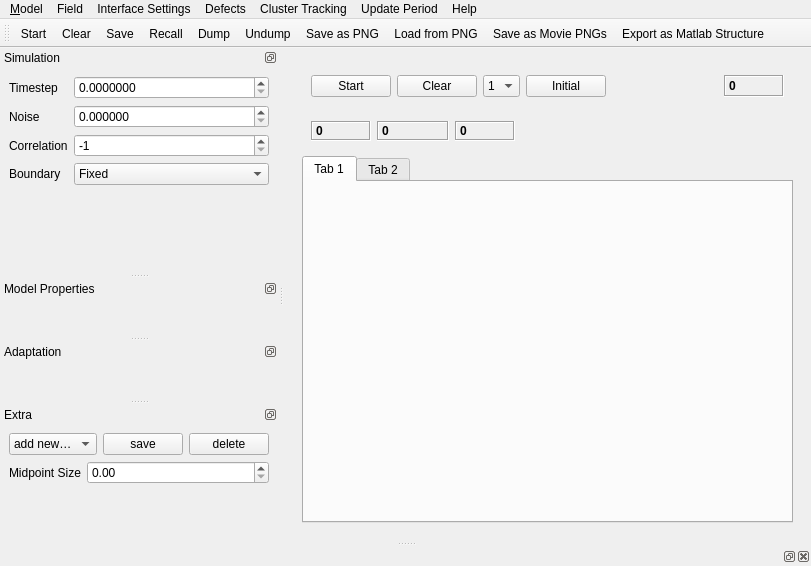
This is ui/plotwindow_2d.ui in Debilski/Wellenprogramm as Qt 5 draws it before an edit. The edited form follows.
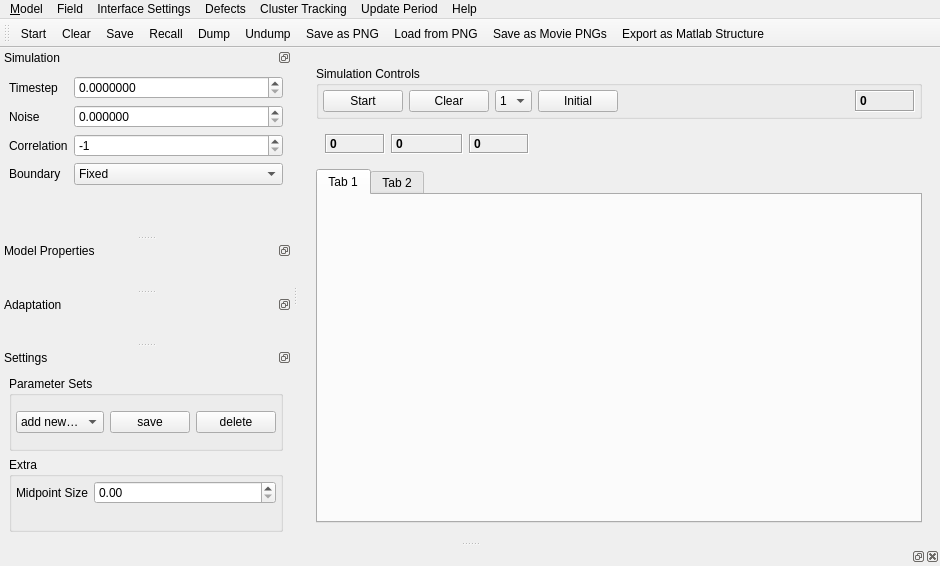
This is the edited form. Custom widgets are drawn as their Qt base class.

Commit message: kleine Design-Anpassungen

Patch:
```diff
--- a/ui/plotwindow_2d.ui
+++ b/ui/plotwindow_2d.ui
@@ -6,7 +6,7 @@
    <rect>
     <x>0</x>
     <y>0</y>
-    <width>811</width>
+    <width>940</width>
     <height>566</height>
    </rect>
   </property>
@@ -31,8 +31,14 @@
      <widget class="QWidget" name="widget" native="true">
       <layout class="QVBoxLayout" name="verticalLayout_2">
        <item>
-        <widget class="QWidget" name="buttonWidget" native="true">
+        <widget class="QGroupBox" name="buttonGroupBox">
+         <property name="title">
+          <string>Simulation Controls</string>
+         </property>
          <layout class="QHBoxLayout" name="horizontalLayout_2">
+          <property name="margin">
+           <number>4</number>
+          </property>
           <item>
            <widget class="QPushButton" name="startStopButton">
             <property name="text">
@@ -286,7 +292,7 @@
     <rect>
      <x>0</x>
      <y>0</y>
-     <width>811</width>
+     <width>940</width>
      <height>22</height>
     </rect>
    </property>
@@ -556,7 +562,7 @@
     <set>QDockWidget::DockWidgetFloatable|QDockWidget::DockWidgetMovable</set>
    </property>
    <property name="windowTitle">
-    <string>Extra</string>
+    <string>Settings</string>
    </property>
    <attribute name="dockWidgetArea">
     <number>1</number>
@@ -564,7 +570,17 @@
    <widget class="QWidget" name="extrasWidgetContents">
     <layout class="QVBoxLayout" name="verticalLayout_3">
      <item>
-      <layout class="QHBoxLayout" name="horizontalLayout_6">
+      <widget class="QGroupBox" name="groupBox">
+       <property name="title">
+        <string>Parameter Sets</string>
+       </property>
+       <property name="flat">
+        <bool>false</bool>
+       </property>
+       <layout class="QHBoxLayout" name="horizontalLayout">
+        <property name="margin">
+         <number>4</number>
+        </property>
        <item>
         <widget class="QComboBox" name="parameterSetsDropDown">
          <item>
@@ -589,11 +605,16 @@
         </widget>
        </item>
       </layout>
+      </widget>
      </item>
      <item>
-      <layout class="QFormLayout" name="extrasWidgetFormLayout">
-       <property name="fieldGrowthPolicy">
-        <enum>QFormLayout::AllNonFixedFieldsGrow</enum>
+      <widget class="QGroupBox" name="groupBox_2">
+       <property name="title">
+        <string>Extra</string>
+       </property>
+       <layout class="QFormLayout" name="formLayout">
+        <property name="margin">
+         <number>4</number>
        </property>
        <item row="0" column="0">
         <widget class="QLabel" name="label_10">
@@ -613,6 +634,7 @@
         </widget>
        </item>
       </layout>
+      </widget>
      </item>
     </layout>
    </widget>
```
Left out of the diff: 3 changed lines with no effect on the pictures. Lines whose indentation alone changed are shown as unchanged. The commit also changes 2 other files.
